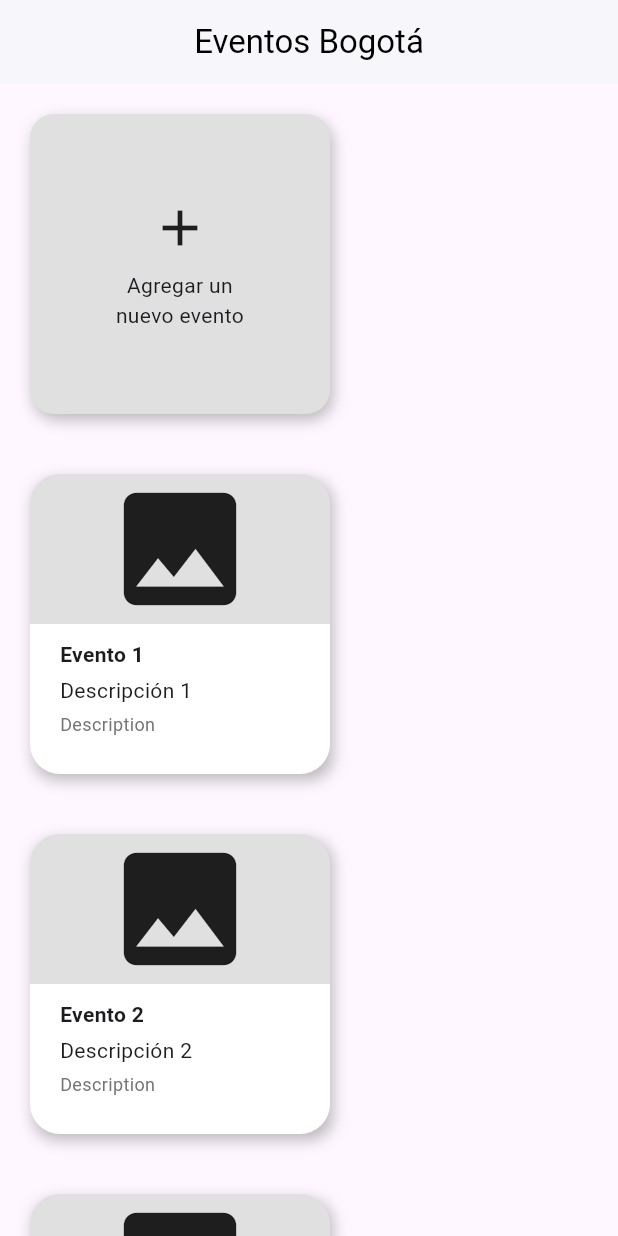
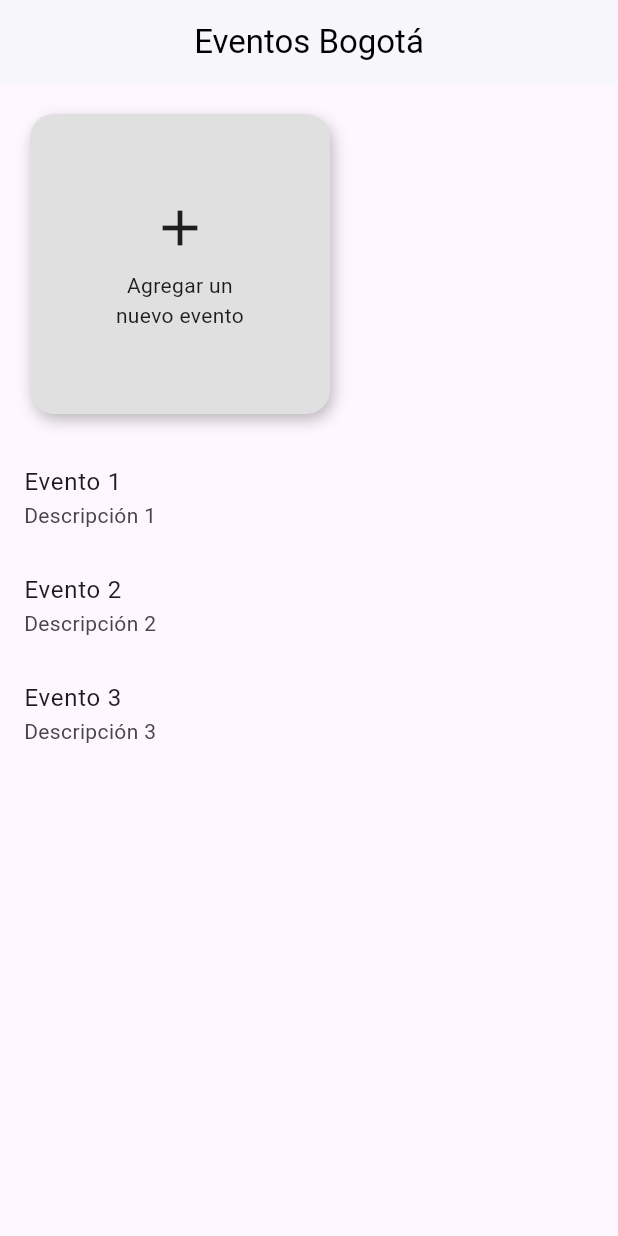
Before and after one commit to Felipesf76/app_eventos, a Flutter app: the screen it shows after launch, on a phone screen of 412 x 824 dp. Run offline on Flutter 3.47's test engine with Material 3 defaults, Android fonts, the phone set to English and light mode, and no system bars; our stand-ins replace image_picker.

Commit message:
navigator views

```diff
--- a/lib/controllers/evento_controller.dart
+++ b/lib/controllers/evento_controller.dart
@@ -13,7 +13,7 @@ class EventoController {
     }
   }
 
-  Future<Evento> crearEvento(
+ /* Future<Evento> crearEvento(
     String nombre,
     String descripcion,
 
@@ -21,7 +21,7 @@ class EventoController {
     Map<String, dynamic> request = {
 
     };
-  };
+  }*/
 
   void editarEvento() {
     print('Editando Evento');
--- a/lib/main.dart
+++ b/lib/main.dart
@@ -13,7 +13,7 @@ class MainApp extends StatelessWidget {
 
   @override
   Widget build(BuildContext context) {
-    final Evento mockEvento = Evento(
+    /*final Evento mockEvento = Evento(
       nombre: 'Rock al parque',
       descripcion: '''
 Rock al Parque es uno de los festivales de música más importantes de América Latina y uno de los eventos gratuitos al aire libre más grandes del mundo. Se celebra cada año en Bogotá, Colombia, y reúne a miles de asistentes durante varios días en diferentes escenarios de la ciudad. Desde su creación en 1995, el festival ha servido como plataforma para artistas emergentes y consolidados, promoviendo géneros como el rock, metal, punk, reggae, ska y muchas otras variantes alternativas. Con una fuerte apuesta por la diversidad musical y la inclusión cultural, Rock al Parque se ha convertido en un emblema del movimiento artístico y juvenil en el país.
@@ -31,12 +31,33 @@ La presencia de Mägo de Oz en Rock al Parque representó no solo un hito musica
       lugar: 'Bogotá (Colombia)',
       estado: 'finalizado',
       imagenPath: 'assets/image.png',
-    );
+    );*/
 
     return MaterialApp(
-      //home: EventDetailsView(evento: mockEvento),
-      home: EventListView(),
-      debugShowCheckedModeBanner: false,
+  home: EventListView(),
+  onGenerateRoute: (settings) {
+    if (settings.name == '/event_details_view') {
+      final evento = settings.arguments as Evento;
+      return MaterialPageRoute(
+        builder: (context) => EventDetailsView(evento: evento),
+      );
+    }
+
+    if (settings.name == '/event_form_view') {
+      return MaterialPageRoute(
+        builder: (context) => const EventFormView(),
+      );
+    }
+
+    // Ruta por defecto (si no coincide con ninguna)
+    return MaterialPageRoute(
+      builder: (context) => const Scaffold(
+        body: Center(child: Text('Ruta no encontrada')),
+      ),
     );
-  }
+  },
+  debugShowCheckedModeBanner: false,
+);
+
+    }
 }
--- a/lib/views/event_list_view.dart
+++ b/lib/views/event_list_view.dart
@@ -6,9 +6,36 @@ import '../components/info_evento.dart';
 
 class EventListView extends StatelessWidget {
 final List<Map<String, String>> eventos = [
-    {'title': 'Evento 1', 'description': 'Descripción 1'},
-    {'title': 'Evento 2', 'description': 'Descripción 2'},
-    {'title': 'Evento 3', 'description': 'Descripción 3'},
+  {
+    'title': 'Evento 1',
+    'description': 'Descripción 1',
+    'fechaInicio': '2025-05-10',
+    'fechaFin': '2025-05-12',
+    'categoria': 'Conferencia',
+    'lugar': 'Ciudad A',
+    'estado': 'Activo',
+    'imagenPath': 'assets/evento1.jpg',
+  },
+  {
+    'title': 'Evento 2',
+    'description': 'Descripción 2',
+    'fechaInicio': '2025-06-01',
+    'fechaFin': '2025-06-03',
+    'categoria': 'Taller',
+    'lugar': 'Ciudad B',
+    'estado': 'Finalizado',
+    'imagenPath': 'assets/evento2.jpg',
+  },
+  {
+    'title': 'Evento 3',
+    'description': 'Descripción 3',
+    'fechaInicio': '2025-07-15',
+    'fechaFin': '2025-07-17',
+    'categoria': 'Seminario',
+    'lugar': 'Ciudad C',
+    'estado': 'Pendiente',
+    'imagenPath': 'assets/evento3.jpg',
+  },
 ];
 
   @override
@@ -25,7 +52,11 @@ class EventListView extends StatelessWidget {
       ),
       body: Wrap(
         children: [
-          Container(
+          GestureDetector(
+            onTap: () {
+              Navigator.pushNamed(context, '/event_form_view');
+            },
+            child: Container(
               width: 200.0,
               height: 200.0,
               margin: const EdgeInsets.all(20.0),
@@ -34,7 +65,6 @@ class EventListView extends StatelessWidget {
                 color: Colors.grey[300],
                 borderRadius: BorderRadius.circular(16),
                 boxShadow: [
-                // Sombra
                   BoxShadow(
                     color: Colors.black26,
                     blurRadius: 8,
@@ -53,10 +83,33 @@ class EventListView extends StatelessWidget {
                 ),
               ),
             ),
-          // Tarjetas de evento usando componente
+          ),
+          // Tarjetas de evento con navegación
           ...eventos.map(
-            (e) =>
-                ListEvento(title: e['title']!, description: e['description']!),
+            (e) => GestureDetector(
+              onTap: () {
+                // Construimos un objeto Evento y lo pasamos como argumento
+                Evento evento = Evento(
+                nombre: e['title']!,
+                descripcion: e['description']!,
+                fechaInicio: DateTime.parse(e['fechaInicio']!),
+                fechaFin: DateTime.parse(e['fechaFin']!),
+                categoria: e['categoria']!,
+                lugar: e['lugar']!,
+                estado: e['estado']!,
+                imagenPath: e['imagenPath']!,
+              );
+                Navigator.pushNamed(
+                  context,
+                  '/event_details_view',
+                  arguments: evento, // Pasamos el objeto Evento
+                );
+              },
+              child: ListTile(
+                title: Text(e['title']!),
+                subtitle: Text(e['description']!),
+              ),
+            ),
           ),
         ],
       ),
```
Lines whose indentation alone changed are shown as unchanged.
